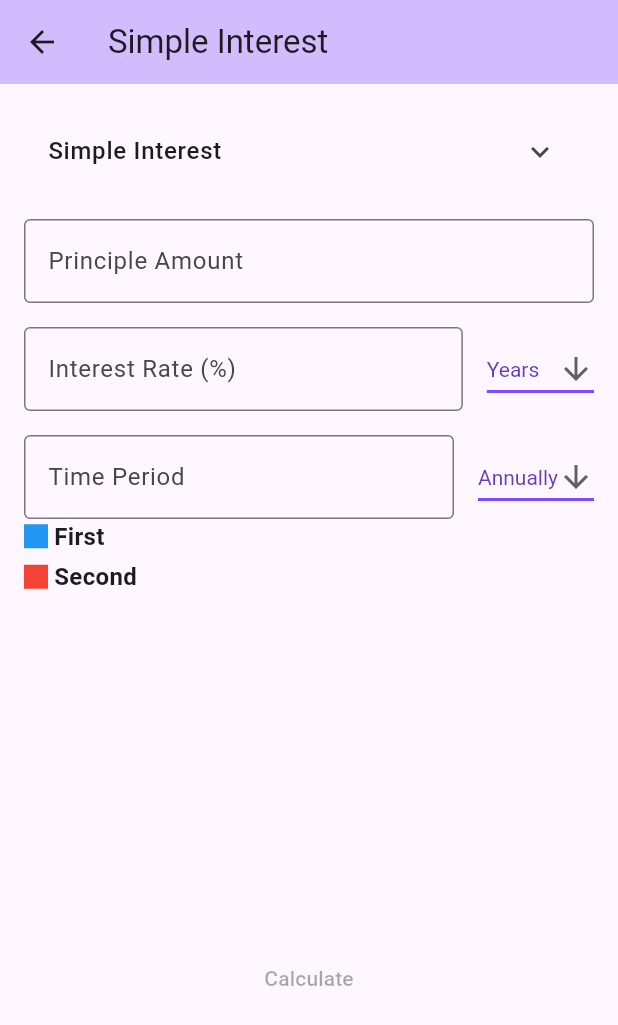
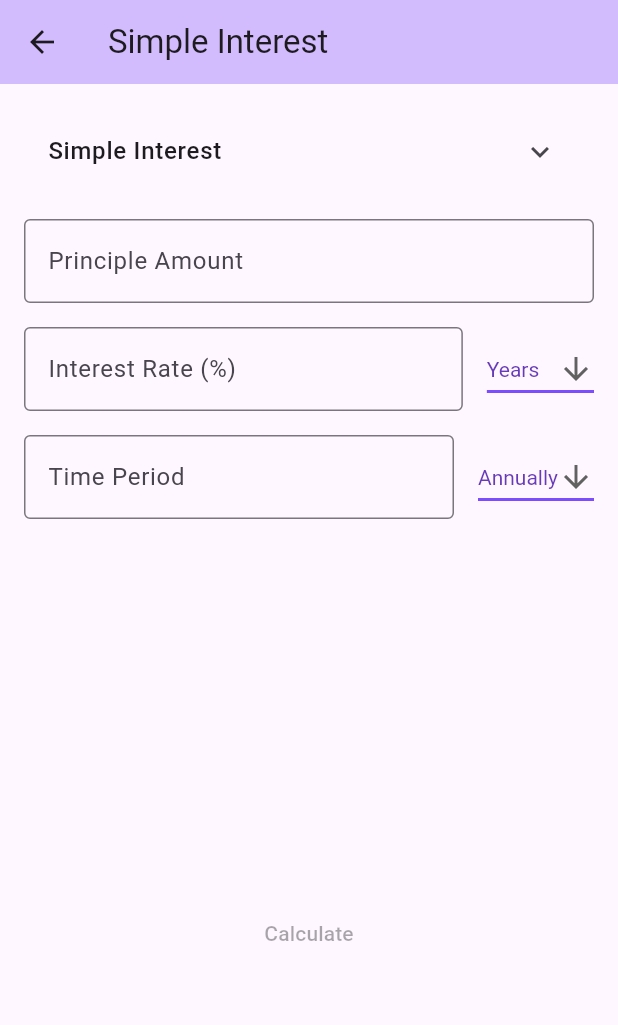
Before and after one commit to williamnkosi/swiss_army_calculator, a Flutter app: the FinanceListPage screen opened by its route, after a tap on "Simple Interest", on a phone screen of 412 x 824 dp. Shown: the top 1025 px of the screen. Run offline on Flutter 3.47's test engine with Material 3 defaults, Android fonts, the phone set to English and light mode, and no system bars; drawn by our look-alikes of fl_chart, flutter_form_builder; our stand-ins replace bloc, equatable, flutter_bloc, form_builder_validators, freezed_annotation.

Commit message:
made changes to the pie chart UI

```diff
--- a/lib/page/calculator_pages/finance/simple_interest_page/simple_interest_page.dart
+++ b/lib/page/calculator_pages/finance/simple_interest_page/simple_interest_page.dart
@@ -41,27 +41,8 @@ class SimpleInterest extends StatelessWidget {
             height: 16,
           ),
           const Duration(),
-          const Column(
-            mainAxisAlignment: MainAxisAlignment.end,
-            crossAxisAlignment: CrossAxisAlignment.start,
-            children: <Widget>[
-              Indicator(
-                color: Colors.blue,
-                text: 'First',
-                isSquare: true,
-              ),
-              SizedBox(
-                height: 4,
-              ),
-              Indicator(
-                color: Colors.red,
-                text: 'Second',
-                isSquare: true,
-              ),
-              SizedBox(
-                height: 4,
-              ),
-            ],
+          const SizedBox(
+            height: 24,
           ),
           BlocBuilder<SimpleInterestPageBloc, SimpleInterestPageState>(
             builder: (context, state) {
@@ -69,7 +50,7 @@ class SimpleInterest extends StatelessWidget {
                 children: [
                   Text(
                     state.printOutput,
-                    style: TextStyle(fontSize: 18),
+                    style: const TextStyle(fontSize: 18),
                   ),
                 ],
               );
--- a/lib/widgets/indicator.dart
+++ b/lib/widgets/indicator.dart
@@ -30,12 +30,16 @@ class Indicator extends StatelessWidget {
         const SizedBox(
           width: 4,
         ),
-        Text(
-          text,
-          style: TextStyle(
-            fontSize: 16,
-            fontWeight: FontWeight.bold,
-            color: textColor,
+        Flexible(
+          child: Text(
+            text,
+            maxLines: 2,
+            overflow: TextOverflow.ellipsis,
+            style: TextStyle(
+              fontSize: 16,
+              fontWeight: FontWeight.bold,
+              color: textColor,
+            ),
           ),
         )
       ],
--- a/lib/widgets/pie_chart.dart/pie_chart.dart
+++ b/lib/widgets/pie_chart.dart/pie_chart.dart
@@ -1,19 +1,55 @@
 import 'package:fl_chart/fl_chart.dart';
 import 'package:flutter/material.dart';
+import 'package:swiss_army_calculator/widgets/indicator.dart';
 
 class PieChartWidget extends StatelessWidget {
   final List<PieChartSectionData> sections;
   const PieChartWidget({super.key, required this.sections});
 
+  List<Widget> _buildLegends() {
+    List<Widget> widgets = [];
+    for (int i = 0; i < sections.length; i++) {
+      widgets.add(Column(
+        children: [
+          Indicator(
+            color: sections[i].color,
+            text: sections[i].title,
+            isSquare: true,
+          ),
+          const SizedBox(
+            height: 4,
+          ),
+        ],
+      ));
+    }
+
+    return widgets;
+  }
+
   @override
   Widget build(BuildContext context) {
-    return PieChart(
+    return Row(
+      mainAxisAlignment: MainAxisAlignment.spaceBetween,
+      crossAxisAlignment: CrossAxisAlignment.start,
+      children: [
+        Flexible(
+          child: PieChart(
             PieChartData(
               sections: sections,
               borderData: FlBorderData(show: false),
               sectionsSpace: 0,
               centerSpaceRadius: 20,
             ),
+          ),
+        ),
+        Flexible(
+          child: Column(
+            mainAxisAlignment: MainAxisAlignment.center,
+            crossAxisAlignment: CrossAxisAlignment.start,
+            children: <Widget>[..._buildLegends()],
+          ),
+        ),
+      ],
     );
   }
 }
```
Also changed, not shown: lib/page/calculator_pages/finance/simple_interest_page/bloc/simple_interest_page_bloc.dart (+6 -1 lines), lib/services/pie_chart_service.dart (+5 -3 lines). Lines whose indentation alone changed are shown as unchanged.
